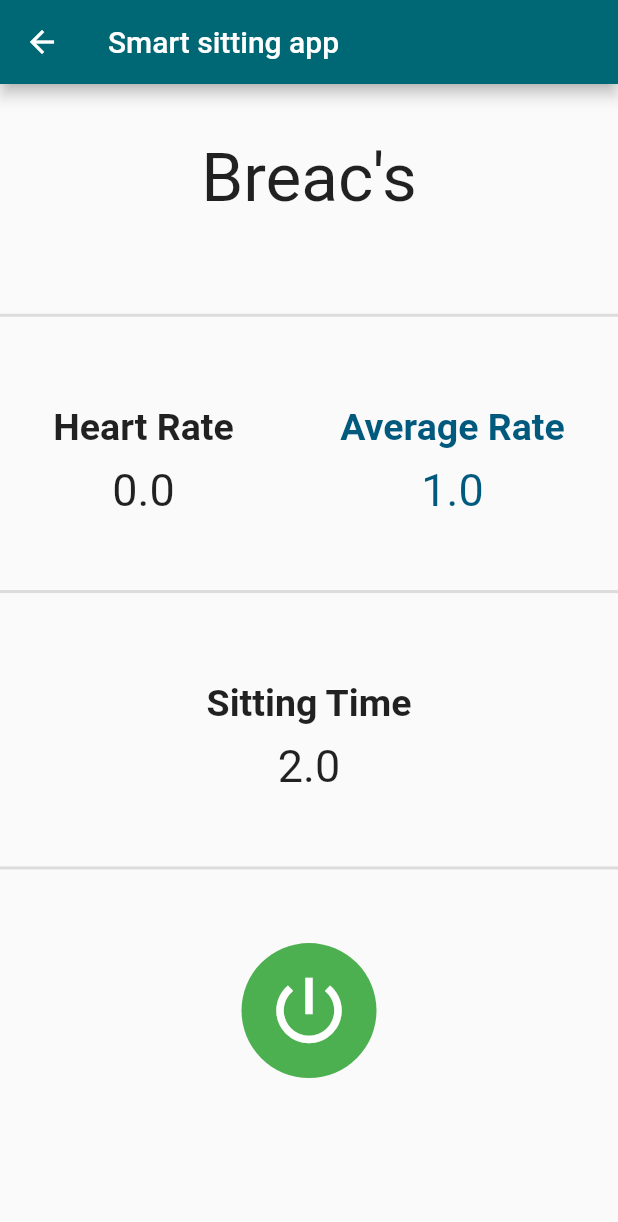
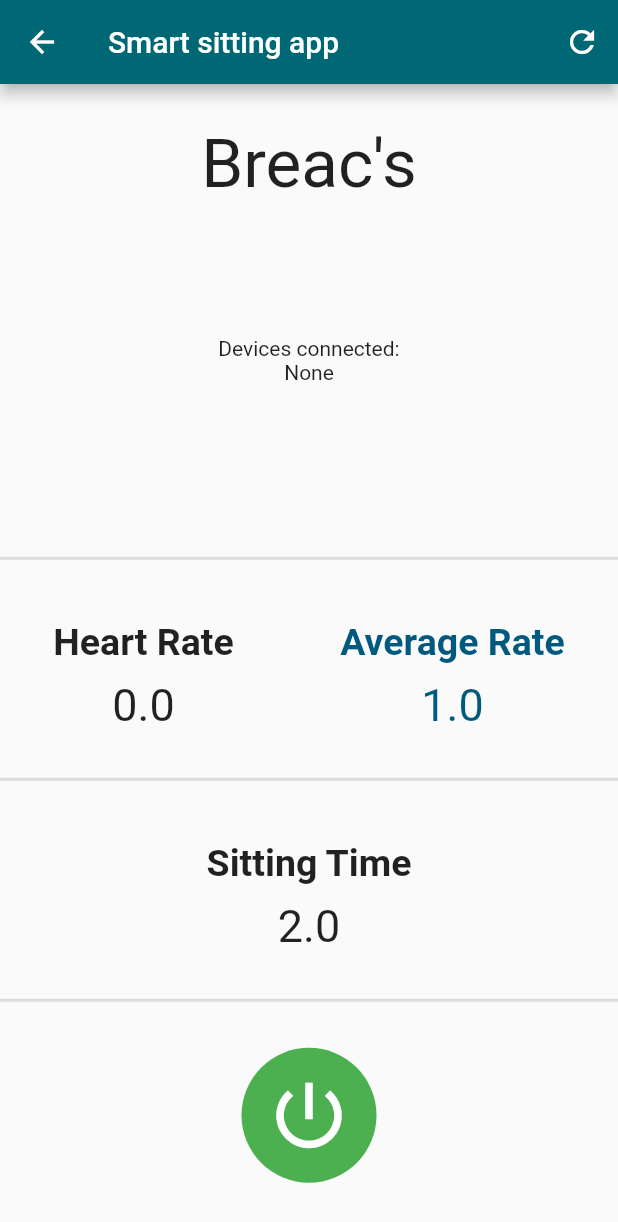
Before and after one commit to josepvazquezp/smart_sitting_app, a Flutter app: the screen it shows after launch, after a tap on "Conecta tu dispositivo para empezar", on a phone screen of 412 x 824 dp. Shown: the top 1222 px of the screen. Run offline on Flutter 3.47's test engine with Material 2 defaults, Android fonts, the light colour scheme and no system bars; our stand-ins replace bloc, equatable, flutter_bloc, flutter_blue.

Commit message:
all in bloc

```diff
--- a/proyect_app/lib/bloc/blue_state.dart
+++ b/proyect_app/lib/bloc/blue_state.dart
@@ -29,6 +29,26 @@ class BlueRecieveBadPostureState extends BlueState {} // show dialog
 
 class BlueRecieveStretchingState extends BlueState {} // show dialog stretch
 
-class BlueRecieveDeviceOn extends BlueState {} // color green
+class BlueRecieveDeviceOnOff extends BlueState {
+  final bool on;
 
-class BlueRecieveDeviceOf extends BlueState {} // color red
+  BlueRecieveDeviceOnOff({required this.on});
+  @override
+  List<Object> get props => [on];
+} // color green
+
+class BlueRecieveHeartRateState extends BlueState {
+  final double heartRate, avgRate;
+
+  BlueRecieveHeartRateState({required this.heartRate, required this.avgRate});
+  @override
+  List<Object> get props => [heartRate, avgRate];
+}
+
+class BlueRecieveTimeState extends BlueState {
+  final double time;
+
+  BlueRecieveTimeState({required this.time});
+  @override
+  List<Object> get props => [time];
+}
--- a/proyect_app/lib/init_page.dart
+++ b/proyect_app/lib/init_page.dart
@@ -1,8 +1,4 @@
 import 'package:flutter/material.dart';
-import 'package:flutter_bloc/flutter_bloc.dart';
-import 'package:provider/provider.dart';
-import 'package:proyect_app/bloc/blue_bloc.dart';
-import 'package:proyect_app/provider_stats_page.dart';
 import 'package:proyect_app/stats_page.dart';
 
 class InitPage extends StatefulWidget {
@@ -18,15 +14,6 @@ class _InitPageState extends State<InitPage> {
     return Scaffold(
       appBar: AppBar(
         title: Text('Smart sitting app'),
-        actions: [
-          IconButton(
-            tooltip: "Refresh devices list",
-            onPressed: () {
-              BlocProvider.of<BlueBloc>(context).add(StartScanningEvent());
-            },
-            icon: Icon(Icons.refresh),
-          ),
-        ],
       ),
       body: Center(
         child: Column(
@@ -46,26 +33,8 @@ class _InitPageState extends State<InitPage> {
                 fontSize: 18,
               ),
             ),
-            // SizedBox(
-            //   height: 130,
-            // ),
-            BlocBuilder<BlueBloc, BlueState>(
-              builder: (context, state) {
-                if (state is BlueLookingForDevicesState)
-                  return Center(child: CircularProgressIndicator());
-                else //if (state is BlueFoundDevicesState)
-                  return Column(
-                    children: [
-                      SizedBox(height: 50),
-                      Text("Devices connected:"),
-                      Container(height: 100, child: _connectedDevices(context)),
-                      // Text("Caracteristicas:"),
-                      // Expanded(child: _caracteristics(context)),
-                    ],
-                  );
-                // else
-                //   return Text("Procesando ...");
-              },
+            SizedBox(
+              height: 130,
             ),
             Material(
               shape: RoundedRectangleBorder(
@@ -75,10 +44,7 @@ class _InitPageState extends State<InitPage> {
                 onPressed: () {
                   Navigator.of(context).push(
                     MaterialPageRoute(
-                      builder: (context) => ChangeNotifierProvider(
-                        create: (context) => StatsProvider(),
-                        child: StatsPage(),
-                      ),
+                      builder: (context) => StatsPage(),
                     ),
                   );
                 },
@@ -96,27 +62,14 @@ class _InitPageState extends State<InitPage> {
     );
   }
 
-  Widget _connectedDevices(BuildContext context) {
-    if (BlocProvider.of<BlueBloc>(context).getConnDevicesList.length == 0)
-      return Text("None");
-    else
-      return ListView.builder(
-        itemCount: BlocProvider.of<BlueBloc>(context).getConnDevicesList.length,
-        itemBuilder: (BuildContext context, int index) {
-          return Text(
-              "${BlocProvider.of<BlueBloc>(context).getConnDevicesList[index].name}");
-        },
-      );
-  }
-
-  ListView _caracteristics(BuildContext context) {
-    return ListView.builder(
-      itemCount:
-          BlocProvider.of<BlueBloc>(context).getCharacteristicsList.length,
-      itemBuilder: (BuildContext context, int index) {
-        return Text(
-            "Caracteristic [$index]: ${BlocProvider.of<BlueBloc>(context).getCharacteristicsList[index]}");
-      },
-    );
-  }
+  // ListView _caracteristics(BuildContext context) {
+  //   return ListView.builder(
+  //     itemCount:
+  //         BlocProvider.of<BlueBloc>(context).getCharacteristicsList.length,
+  //     itemBuilder: (BuildContext context, int index) {
+  //       return Text(
+  //           "Caracteristic [$index]: ${BlocProvider.of<BlueBloc>(context).getCharacteristicsList[index]}");
+  //     },
+  //   );
+  // }
 }
--- a/proyect_app/lib/stats_page.dart
+++ b/proyect_app/lib/stats_page.dart
@@ -1,8 +1,6 @@
 import 'package:flutter/material.dart';
 import 'package:flutter_bloc/flutter_bloc.dart';
-import 'package:provider/provider.dart';
 import 'package:proyect_app/bloc/blue_bloc.dart';
-import 'package:proyect_app/provider_stats_page.dart';
 
 class StatsPage extends StatelessWidget {
   StatsPage({super.key});
@@ -12,6 +10,15 @@ class StatsPage extends StatelessWidget {
     return Scaffold(
       appBar: AppBar(
         title: Text('Smart sitting app'),
+        actions: [
+          IconButton(
+            tooltip: "Refresh devices list",
+            onPressed: () {
+              BlocProvider.of<BlueBloc>(context).add(StartScanningEvent());
+            },
+            icon: Icon(Icons.refresh),
+          ),
+        ],
       ),
       body: Center(
         child: Column(
@@ -26,10 +33,93 @@ class StatsPage extends StatelessWidget {
                 ),
               ),
             ),
+            BlocBuilder<BlueBloc, BlueState>(
+              builder: (context, state) {
+                if (state is BlueLookingForDevicesState)
+                  return Center(child: CircularProgressIndicator());
+                else //if (state is BlueFoundDevicesState)
+                  return Column(
+                    children: [
+                      SizedBox(height: 50),
+                      Text("Devices connected:"),
+                      Container(height: 100, child: _connectedDevices(context)),
+                      // Text("Caracteristicas:"),
+                      // Expanded(child: _caracteristics(context)),
+                    ],
+                  );
+                // else
+                //   return Text("Procesando ...");
+              },
+            ),
             Divider(
               thickness: 2,
             ),
-            Row(
+            _showHeartRate(
+              context,
+              BlocProvider.of<BlueBloc>(context).getHeartRate,
+              BlocProvider.of<BlueBloc>(context).getAvgRate,
+            ),
+            Divider(
+              thickness: 2,
+            ),
+            _showTime(
+              context,
+              BlocProvider.of<BlueBloc>(context).getSittingTime,
+            ),
+            Divider(
+              thickness: 2,
+            ),
+            _showButton(
+              context,
+              BlocProvider.of<BlueBloc>(context).getTurnButtonStatus,
+            ),
+            BlocBuilder<BlueBloc, BlueState>(
+              builder: (context, state) {
+                if (state is BlueRecieveBadPostureState) {
+                  _showPostureDialog(context);
+                } else if (state is BlueRecieveStretchingState) {
+                  _showStretchDialog(context);
+                }
+
+                return Container();
+              },
+            ),
+          ],
+        ),
+      ),
+    );
+  }
+
+  Row _showTime(BuildContext context, double time) {
+    return Row(
+      mainAxisAlignment: MainAxisAlignment.spaceAround,
+      children: [
+        Column(
+          children: [
+            Padding(
+              padding: EdgeInsets.all(10),
+              child: Text(
+                "Sitting Time",
+                style: TextStyle(
+                  fontSize: 25,
+                  fontWeight: FontWeight.bold,
+                ),
+              ),
+            ),
+            Text(
+              "${time}",
+              style: TextStyle(
+                fontSize: 30,
+              ),
+            ),
+          ],
+        ),
+      ],
+    );
+  }
+
+  Row _showHeartRate(BuildContext context, double heart, double avg) {
+    return Row(
       mainAxisAlignment: MainAxisAlignment.spaceAround,
       children: [
         Column(
@@ -45,7 +135,7 @@ class StatsPage extends StatelessWidget {
               ),
             ),
             Text(
-                      "${context.watch<StatsProvider>().getHeartRate}",
+              "${heart}",
               style: TextStyle(
                 fontSize: 30,
               ),
@@ -66,7 +156,7 @@ class StatsPage extends StatelessWidget {
               ),
             ),
             Text(
-                      "${context.watch<StatsProvider>().getAvgRate}",
+              "${avg}",
               style: TextStyle(
                 fontSize: 30,
                 color: Color.fromARGB(255, 1, 90, 126),
@@ -75,81 +165,20 @@ class StatsPage extends StatelessWidget {
           ],
         ),
       ],
-            ),
-            Divider(
-              thickness: 2,
-            ),
-            Row(
-              mainAxisAlignment: MainAxisAlignment.spaceAround,
-              children: [
-                Column(
-                  children: [
-                    Padding(
-                      padding: EdgeInsets.all(10),
-                      child: Text(
-                        "Sitting Time",
-                        style: TextStyle(
-                          fontSize: 25,
-                          fontWeight: FontWeight.bold,
-                        ),
-                      ),
-                    ),
-                    Text(
-                      "${context.watch<StatsProvider>().getSittingTime}",
-                      style: TextStyle(
-                        fontSize: 30,
-                      ),
-                    ),
-                  ],
-                ),
-              ],
-            ),
-            Divider(
-              thickness: 2,
-            ),
-            CircleAvatar(
-              backgroundColor:
-                  context.watch<StatsProvider>().getTurnButtonStatus
-                      ? Colors.green
-                      : Colors.red,
+    );
+  }
+
+  CircleAvatar _showButton(BuildContext context, bool on) {
+    return CircleAvatar(
+      backgroundColor: on ? Colors.green : Colors.red,
       radius: 45,
       child: IconButton(
-                onPressed: () {
-                  if (context.read<StatsProvider>().getTurnButtonStatus)
-                    BlocProvider.of<BlueBloc>(context).add(TurnOffEvent());
-                  else
-                    BlocProvider.of<BlueBloc>(context).add(TurnOnEvent());
-                },
+        onPressed: () {},
         icon: Icon(
           Icons.power_settings_new,
           color: Colors.white,
         ),
         iconSize: 58,
-              ),
-            ),
-            BlocBuilder<BlueBloc, BlueState>(
-              builder: (context, state) {
-                if (state is BlueRecieveBadPostureState) {
-                  _showPostureDialog(context);
-                } else if (state is BlueRecieveStretchingState) {
-                  _showStretchDialog(context);
-                }
-
-                return Container();
-              },
-            ),
-            BlocBuilder<BlueBloc, BlueState>(
-              builder: (context, state) {
-                if (state is BlueRecieveDeviceOn ||
-                    state is BlueRecieveDeviceOf) {
-                  context.read<StatsProvider>().pressedButton();
-                }
-
-                return Container();
-              },
-            ),
-          ],
-        ),
       ),
     );
   }
@@ -181,4 +210,17 @@ class StatsPage extends StatelessWidget {
       },
     );
   }
+
+  Widget _connectedDevices(BuildContext context) {
+    if (BlocProvider.of<BlueBloc>(context).getConnDevicesList.length == 0)
+      return Text("None");
+    else
+      return ListView.builder(
+        itemCount: BlocProvider.of<BlueBloc>(context).getConnDevicesList.length,
+        itemBuilder: (BuildContext context, int index) {
+          return Text(
+              "${BlocProvider.of<BlueBloc>(context).getConnDevicesList[index].name}");
+        },
+      );
   }
+}
--- a/proyect_app/pubspec.yaml
+++ b/proyect_app/pubspec.yaml
@@ -30,7 +30,7 @@ environment:
 dependencies:
   flutter:
     sdk: flutter
-  provider: ^6.0.5
+  # provider: ^6.0.5
   flutter_blue: ^0.8.0
   flutter_bloc: ^8.1.3
   equatable: ^2.0.5
```
Also changed, not shown: proyect_app/lib/bloc/blue_bloc.dart (+77 -26 lines), proyect_app/lib/provider_stats_page.dart (deleted, +0 -44 lines), proyect_app/pubspec.lock. Lines whose indentation alone changed are shown as unchanged.
